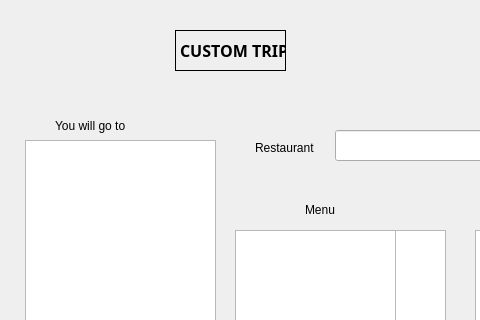
Before: the Qt Designer form FFF_Project_1/customtrip.ui in EPaz0/Project-1-Fast-Food-Fantasy, drawn with Qt 5; both pictures show x 235 to 715 and y 0 to 320 of the 1117 by 635 pixel window.
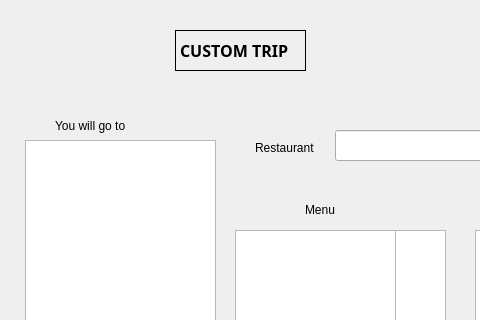
After: the same form once the commit is applied.

What changed in the file:
```diff
--- a/FFF_Project_1/customtrip.ui
+++ b/FFF_Project_1/customtrip.ui
@@ -28,7 +28,7 @@
     <rect>
      <x>410</x>
      <y>30</y>
-     <width>111</width>
+     <width>131</width>
      <height>41</height>
     </rect>
    </property>
```
